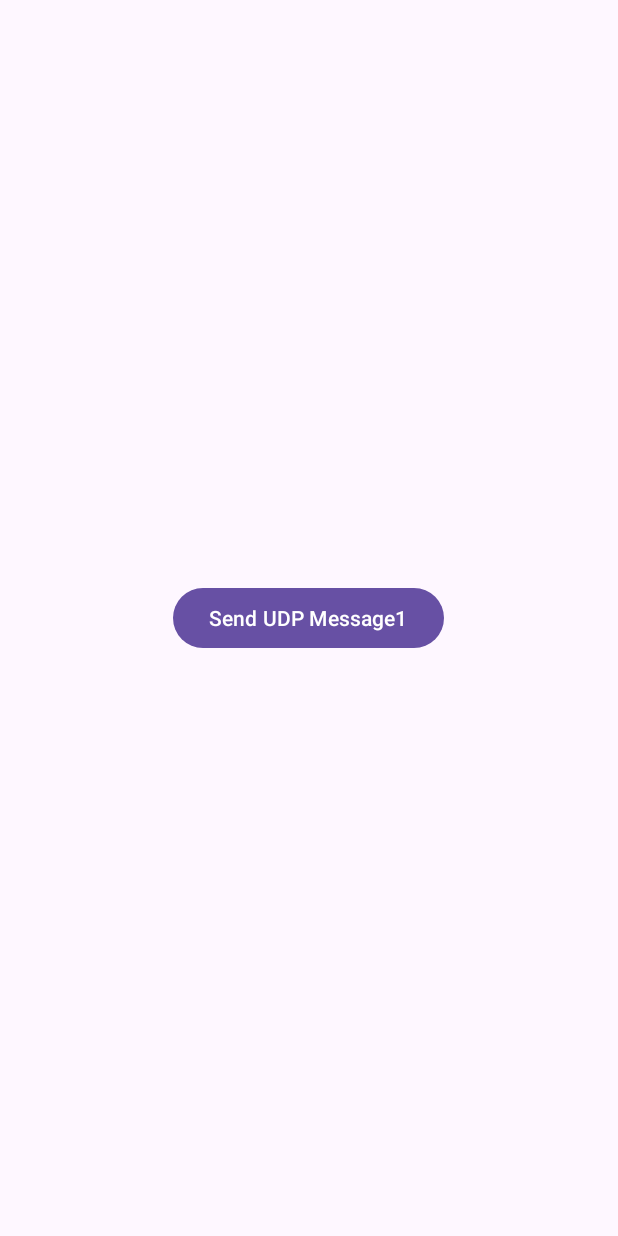
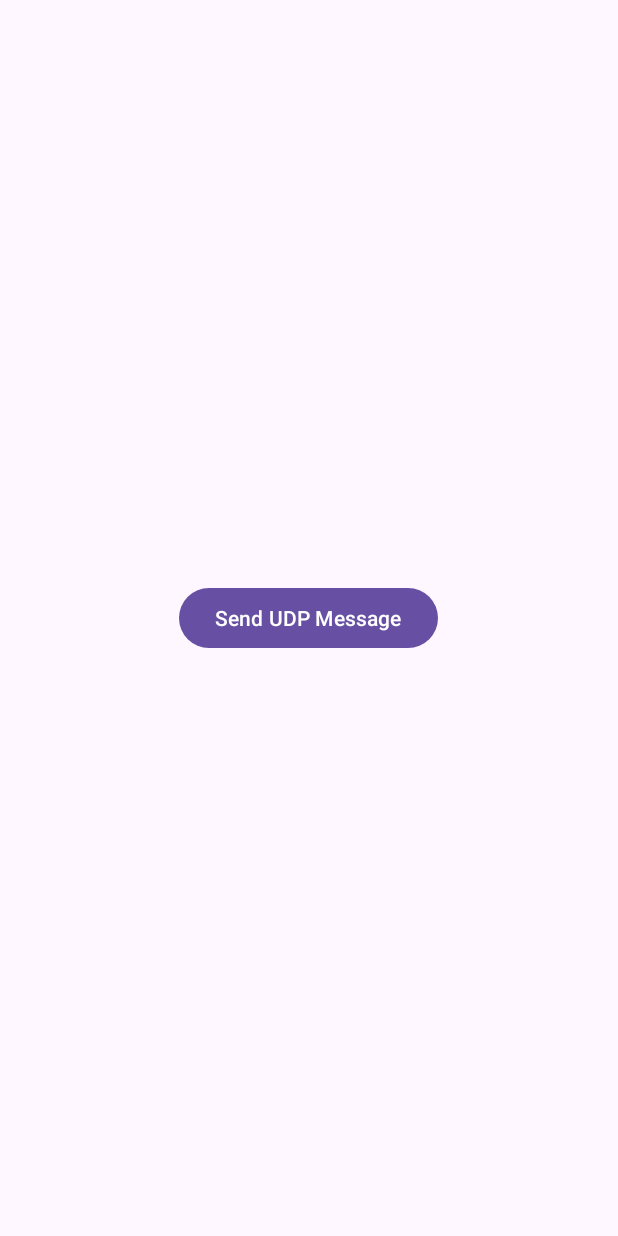
Before and after one commit to wldnror/android_pi, an Android app: the screen it shows after launch (MainActivity), on a phone screen of 412 x 824 dp. Run offline under Robolectric (Android 15) with nearby library versions, the phone set to English and light mode, and no system bars.

Commit message:
1차 테스트

```diff
--- a/app/src/main/res/layout/activity_main.xml
+++ b/app/src/main/res/layout/activity_main.xml
@@ -10,7 +10,7 @@
         android:id="@+id/sendButton"
         android:layout_width="wrap_content"
         android:layout_height="wrap_content"
-        android:text="Send UDP Message1"
+        android:text="Send UDP Message"
         android:layout_centerInParent="true" />
 
     <TextView
```
